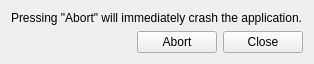
Above: tracker-kinect-face/kinect_face_settings.ui from opentrack/opentrack before the change. Below: the same form after it.
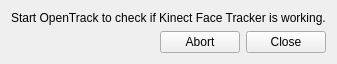
That is the form after the change. Icons and pictures are not drawn.

Commit message: Kinect: Limit actual frame rate to 30Hz. Fixing settings dialog.

What changed in the file:
```diff
--- a/tracker-kinect-face/kinect_face_settings.ui
+++ b/tracker-kinect-face/kinect_face_settings.ui
@@ -36,7 +36,7 @@
       </sizepolicy>
      </property>
      <property name="text">
-      <string>Pressing &quot;Abort&quot; will immediately crash the application.</string>
+      <string>Start OpenTrack to check if Kinect Face Tracker is working.</string>
      </property>
     </widget>
    </item>
```
Left out of the diff: 8 changed lines with no effect on the pictures. The commit also changes 8 other files.
